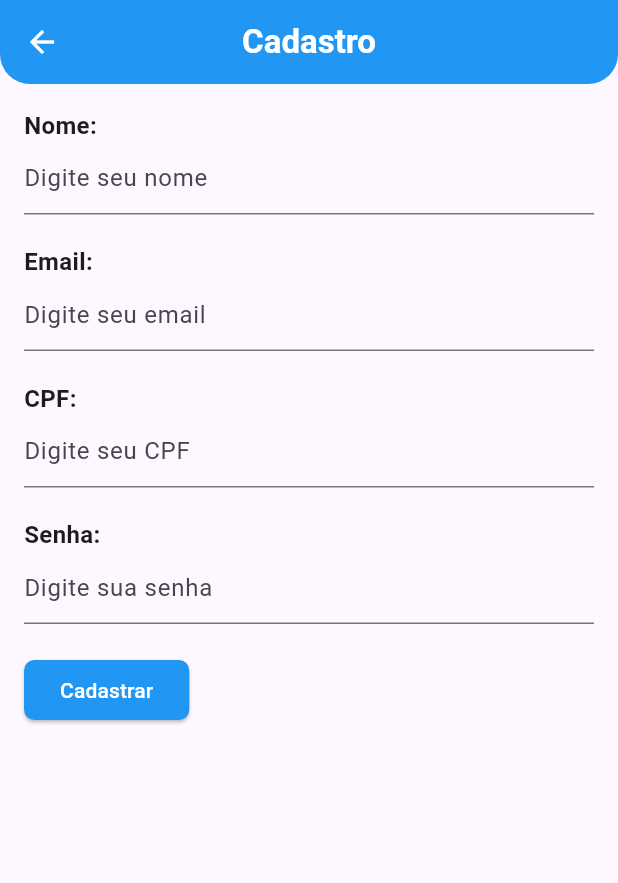
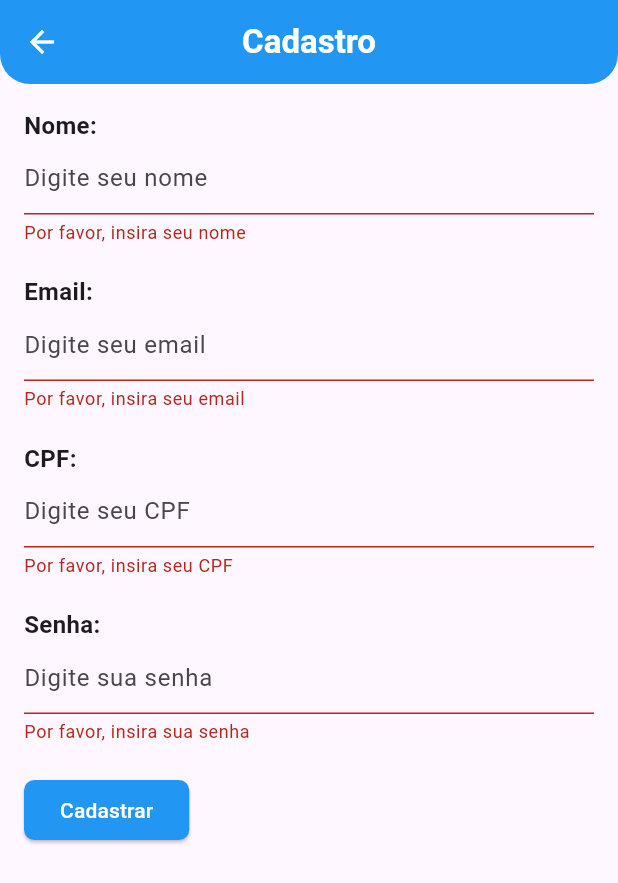
Before and after one commit to Gabrielmmk/appBanco, a Flutter app: the CadastroPage screen opened directly, after a tap on "Cadastrar", on a phone screen of 412 x 824 dp. Shown: the top 883 px of the screen. Run offline on Flutter 3.47's test engine with Material 3 defaults, Android fonts, the phone set to English and light mode, and no system bars.

Commit message:
Adicionado validação no formuário de cadastro

```diff
--- a/lib/cadastro.dart
+++ b/lib/cadastro.dart
@@ -1,14 +1,15 @@
 import 'package:flutter/material.dart';
 
+class CadastroPage extends StatelessWidget {
+  final _formKey = GlobalKey<FormState>();
 
+  CadastroPage({super.key});
 
-class CadastroPage extends StatelessWidget {
   @override
   Widget build(BuildContext context) {
     return Scaffold(
       appBar: AppBar(
-        title:
-        const Text(
+        title: const Text(
           'Cadastro',
           style: TextStyle(
             fontWeight: FontWeight.bold,
@@ -25,6 +26,8 @@ class CadastroPage extends StatelessWidget {
       body: SingleChildScrollView(
         child: Padding(
           padding: const EdgeInsets.all(16.0),
+          child: Form(
+            key: _formKey,
             child: Column(
               crossAxisAlignment: CrossAxisAlignment.start,
               children: <Widget>[
@@ -68,6 +71,7 @@ class CadastroPage extends StatelessWidget {
                   decoration: const InputDecoration(
                     hintText: 'Digite seu CPF',
                   ),
+                  keyboardType: TextInputType.number,
                   validator: (value){
                     if (value == null || value.isEmpty){
                       return 'Por favor, insira seu CPF';
@@ -95,7 +99,19 @@ class CadastroPage extends StatelessWidget {
                 const SizedBox(height: 20),
                 ElevatedButton(
                   onPressed: () {
-                  // Implemente a lógica de envio do formulário
+                    // Verifica todos os campos do formulário
+                    if (_formKey.currentState!.validate()) {
+                      // Implemente a lógica de envio do formulário caso o formulário esteja certo
+                      ScaffoldMessenger.of(context).showSnackBar(
+                        const SnackBar(
+                            backgroundColor: Colors.blue,
+                            content: Text(
+                              'Você está cadastrado!',
+                              style: TextStyle(fontSize: 16, fontWeight: FontWeight.bold),
+                            )
+                        ),
+                      );
+                    }
                   },
                   style: ButtonStyle(
                     backgroundColor: MaterialStateProperty.all<Color>(Colors.blue),
@@ -112,6 +128,7 @@ class CadastroPage extends StatelessWidget {
             ),
           ),
         ),
+      ),
     );
   }
 }
```
Lines whose indentation alone changed are shown as unchanged.
